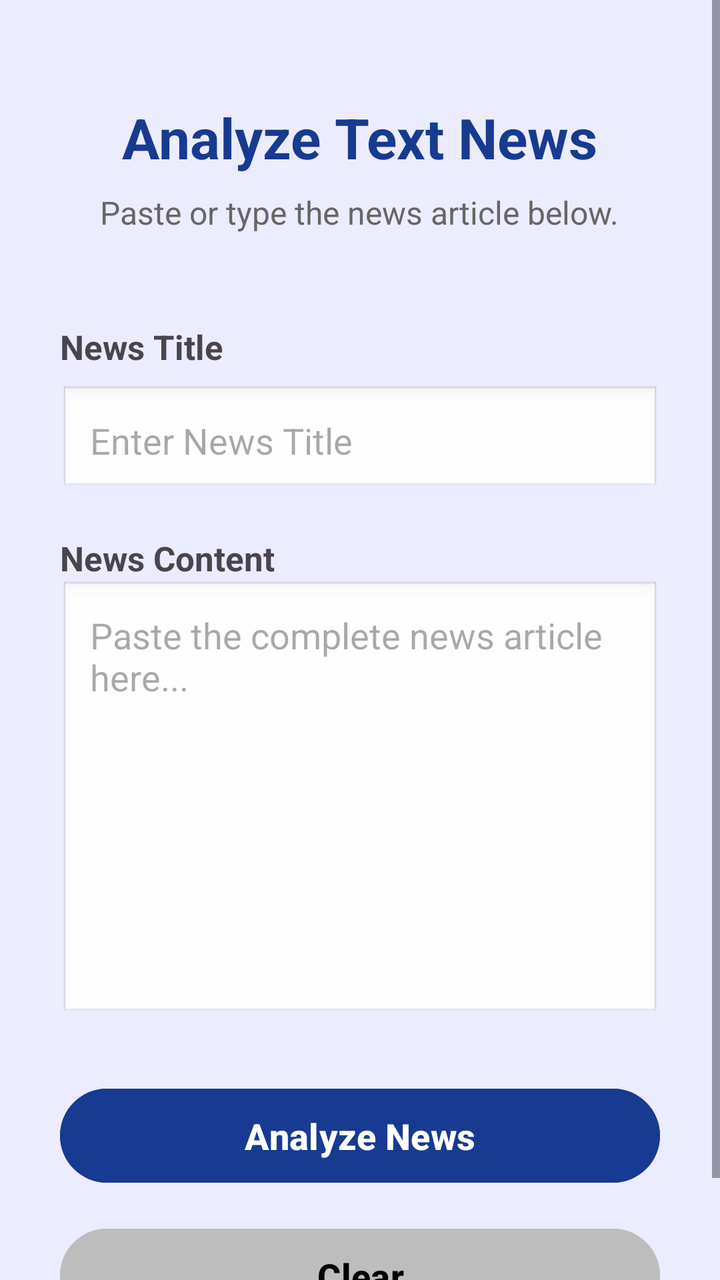
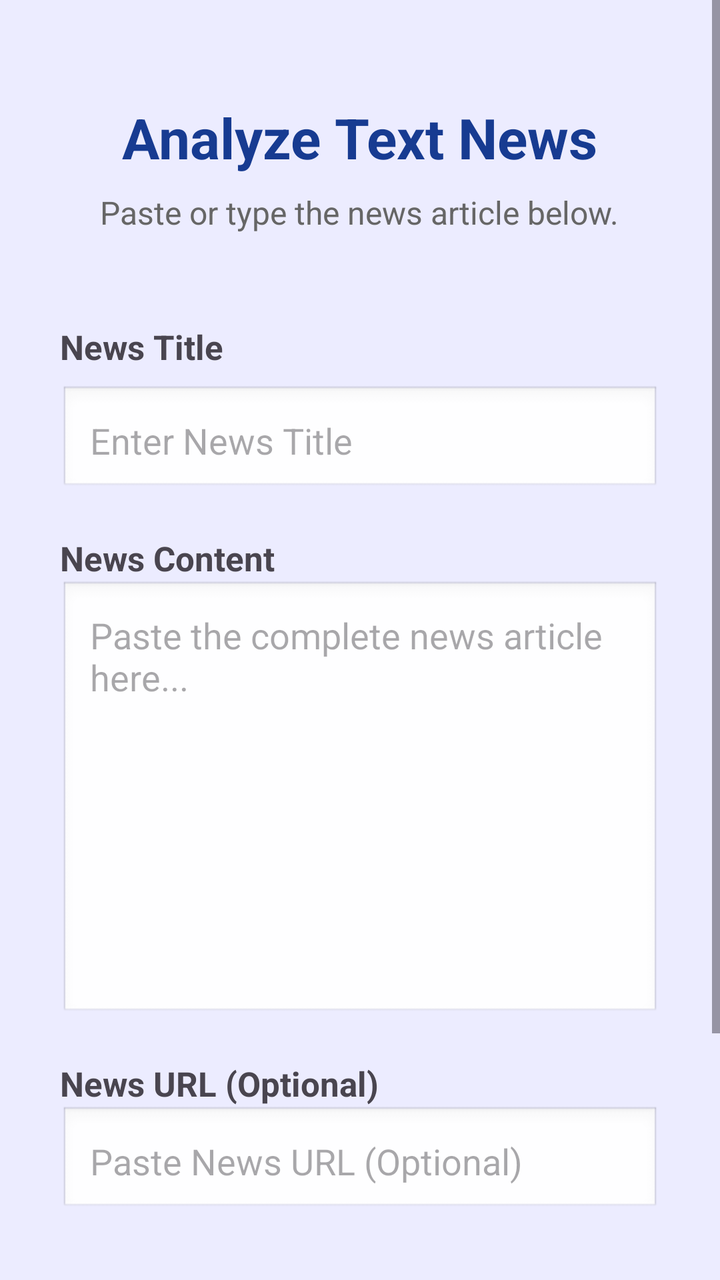

The first picture is an Android layout as it rendered before a commit; the second is the same layout after the commit. The layout source and the unified diff follow.
<!-- AndroidManifest.xml: application theme Theme.FactX -->
<!-- res/layout/activity_text_analysis.xml -->
<?xml version="1.0" encoding="utf-8"?>
<ScrollView xmlns:android="http://schemas.android.com/apk/res/android"
    android:layout_width="match_parent"
    android:layout_height="match_parent"
    android:background="#ECECFF">

    <LinearLayout
        android:layout_width="match_parent"
        android:layout_height="wrap_content"
        android:orientation="vertical"
        android:padding="30dp">

        

        <TextView
            android:layout_width="wrap_content"
            android:layout_height="wrap_content"
            android:text="Analyze Text News"
            android:textSize="28sp"
            android:textStyle="bold"
            android:textColor="#173B91"
            android:layout_gravity="center"
            android:layout_marginTop="20dp"/>

        

        <TextView
            android:layout_width="wrap_content"
            android:layout_height="wrap_content"
            android:text="Paste or type the news article below."
            android:textSize="16sp"
            android:textColor="#666666"
            android:layout_gravity="center"
            android:layout_marginTop="8dp"
            android:layout_marginBottom="45dp"/>

        

        <TextView
            android:layout_width="wrap_content"
            android:layout_height="wrap_content"
            android:text="News Title"
            android:textStyle="bold"
            android:textSize="17sp"/>

        <EditText
            android:id="@+id/etTitle"
            android:layout_width="match_parent"
            android:layout_height="55dp"
            android:hint="Enter News Title"
            android:layout_marginTop="8dp"
            android:padding="15dp"
            android:background="@android:drawable/edit_text"/>

        

        <TextView
            android:layout_width="wrap_content"
            android:layout_height="wrap_content"
            android:text="News Content"
            android:textStyle="bold"
            android:textSize="17sp"
            android:layout_marginTop="20dp"/>

        <EditText
            android:id="@+id/etNews"
            android:layout_width="match_parent"
            android:layout_height="220dp"
            android:hint="Paste the complete news article here..."
            android:gravity="top|start"
            android:padding="15dp"
            android:background="@android:drawable/edit_text"
            android:inputType="textMultiLine"
            android:minLines="8"/>

        

        <Button
            android:id="@+id/btnAnalyze"
            android:layout_width="match_parent"
            android:layout_height="55dp"
            android:layout_marginTop="30dp"
            android:text="Analyze News"
            android:textAllCaps="false"
            android:textSize="18sp"
            android:textStyle="bold"
            android:backgroundTint="#173B91"
            android:textColor="#FFFFFF"/>

        

        <Button
            android:id="@+id/btnClear"
            android:layout_width="match_parent"
            android:layout_height="55dp"
            android:layout_marginTop="15dp"
            android:text="Clear"
            android:textAllCaps="false"
            android:textSize="18sp"
            android:textStyle="bold"
            android:backgroundTint="#BDBDBD"
            android:textColor="#000000"/>

    </LinearLayout>

</ScrollView>
<!-- resources referenced by this layout -->
<resources>
  <style name="Theme.FactX" parent="Base.Theme.FactX" />
  <style name="Base.Theme.FactX" parent="Theme.Material3.DayNight.NoActionBar">
          
          
      </style>
</resources>

<!-- the commit's change to res/layout/activity_text_analysis.xml (unified diff, before → after) -->
@@ -75,6 +75,25 @@
 
         
 
+        <TextView
+            android:layout_width="wrap_content"
+            android:layout_height="wrap_content"
+            android:text="News URL (Optional)"
+            android:textStyle="bold"
+            android:textSize="17sp"
+            android:layout_marginTop="20dp"/>
+
+        <EditText
+            android:id="@+id/etUrl"
+            android:layout_width="match_parent"
+            android:layout_height="55dp"
+            android:hint="Paste News URL (Optional)"
+            android:padding="15dp"
+            android:inputType="textUri"
+            android:background="@android:drawable/edit_text"/>
+
+        
+
         <Button
             android:id="@+id/btnAnalyze"
             android:layout_width="match_parent"
